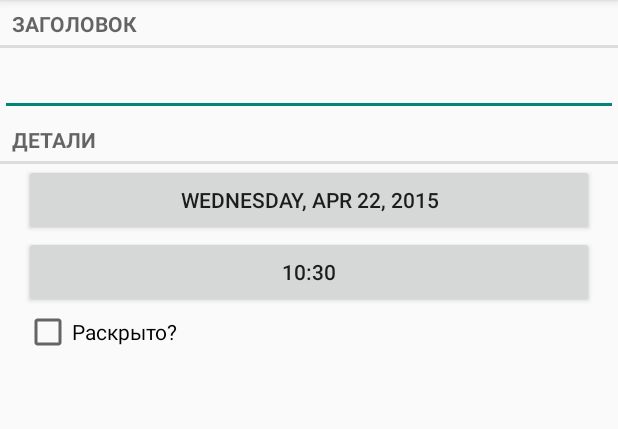
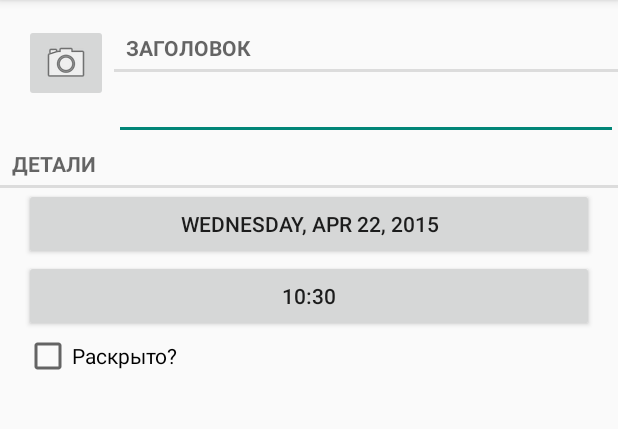
Before and after one commit to GusevaEvgenia/book_lessons, an Android app: the CrimeFragment screen opened directly, with no data from a screen before it, on a phone screen of 412 x 824 dp, the part 84-513 px from its top. Run offline under Robolectric (Android 15) with nearby library versions, the phone set to English and light mode, and no system bars.

Commit message:
open camera for take photo

```diff
--- a/Crime/app/src/main/java/com/android_lessons/belkin/crime/CrimeFragment.java
+++ b/Crime/app/src/main/java/com/android_lessons/belkin/crime/CrimeFragment.java
@@ -3,6 +3,7 @@
 
 import android.app.Activity;
 import android.content.Intent;
+import android.content.pm.PackageManager;
 import android.os.Bundle;
 import android.support.v4.app.Fragment;
 import android.support.v4.app.FragmentManager;
@@ -16,6 +17,7 @@
 import android.widget.CheckBox;
 import android.widget.CompoundButton;
 import android.widget.EditText;
+import android.widget.ImageButton;
 import android.widget.TimePicker;
 
 import java.util.Date;
@@ -37,6 +39,7 @@
     private Button mDateButton;
     private Button mTimeButton;
     private CheckBox mSolvedCheckBox;
+    private ImageButton mPhotoButton;
 
     public static CrimeFragment newInstance(UUID crimeId){
         Bundle args = new Bundle();
@@ -140,6 +143,22 @@
             }
         });
 
+        mPhotoButton = (ImageButton)v.findViewById(R.id.crime_imageButton);
+        mPhotoButton.setOnClickListener(new View.OnClickListener() {
+            @Override
+            public void onClick(View v) {
+                Intent i = new Intent(getActivity(), CrimeCameraActivity.class);
+                startActivity(i);
+            }
+        });
+
+        // Если камера недоступна, заблокировать функциональность
+        // работы с камерой
+        PackageManager pm = getActivity().getPackageManager();
+        if (!pm.hasSystemFeature(PackageManager.FEATURE_CAMERA) && !pm.hasSystemFeature(PackageManager.FEATURE_CAMERA_FRONT)) {
+            mPhotoButton.setEnabled(false);
+        }
+
         return v;
     }
 
--- a/Crime/app/src/main/res/layout-land/fragment_crime.xml
+++ b/Crime/app/src/main/res/layout-land/fragment_crime.xml
@@ -5,17 +5,47 @@
     android:layout_width="match_parent"
     android:layout_height="match_parent">
 
-    <TextView
+    <LinearLayout
+        android:layout_width="fill_parent"
+        android:layout_height="wrap_content"
+        android:orientation="horizontal"
+        android:layout_marginLeft="16dp"
+        android:layout_marginTop="16dp">
+
+        <LinearLayout
+            android:layout_width="wrap_content"
+            android:layout_height="wrap_content"
+            android:orientation="vertical"
+            android:layout_marginRight="4dp">
+
+            <ImageButton
+                android:id="@+id/crime_imageButton"
                 android:layout_width="match_parent"
                 android:layout_height="wrap_content"
-        android:text="@string/crime_title_label"
-        style="?android:listSeparatorTextViewStyle"/>
+                android:src="@android:drawable/ic_menu_camera"/>
+
+        </LinearLayout>
+
+        <LinearLayout
+            android:layout_width="wrap_content"
+            android:layout_height="wrap_content"
+            android:orientation="vertical"
+            android:layout_weight="1">
+
+            <TextView
+                style="?android:listSeparatorTextViewStyle"
+                android:layout_width="match_parent"
+                android:layout_height="wrap_content"
+                android:text="@string/crime_title_label"/>
 
             <EditText
                 android:id="@+id/crime_title"
                 android:layout_width="match_parent"
                 android:layout_height="wrap_content"
                 android:text="@string/crime_title_hint"/>
+
+        </LinearLayout>
+    </LinearLayout>
 
     <TextView
         android:layout_width="match_parent"
@@ -36,6 +66,12 @@
             android:layout_height="wrap_content"
             android:layout_weight="1"/>
 
+        <Button
+            android:id="@+id/crime_time"
+            android:layout_width="wrap_content"
+            android:layout_height="wrap_content"
+            android:layout_weight="1"/>
+
         <CheckBox
             android:id="@+id/crime_solved"
             android:layout_width="wrap_content"
--- a/Crime/app/src/main/res/layout/fragment_crime.xml
+++ b/Crime/app/src/main/res/layout/fragment_crime.xml
@@ -4,6 +4,33 @@
     android:layout_width="match_parent"
     android:layout_height="match_parent"
     android:orientation="vertical">
+
+    <LinearLayout
+        android:layout_width="fill_parent"
+        android:layout_height="wrap_content"
+        android:orientation="horizontal"
+        android:layout_marginLeft="16dp"
+        android:layout_marginTop="16dp">
+
+        <LinearLayout
+            android:layout_width="wrap_content"
+            android:layout_height="wrap_content"
+            android:orientation="vertical"
+            android:layout_marginRight="4dp">
+
+            <ImageButton
+                android:id="@+id/crime_imageButton"
+                android:layout_width="match_parent"
+                android:layout_height="wrap_content"
+                android:src="@android:drawable/ic_menu_camera"/>
+
+        </LinearLayout>
+
+        <LinearLayout
+            android:layout_width="wrap_content"
+            android:layout_height="wrap_content"
+            android:orientation="vertical"
+            android:layout_weight="1">
 
             <TextView
                 style="?android:listSeparatorTextViewStyle"
@@ -16,6 +43,9 @@
                 android:layout_width="match_parent"
                 android:layout_height="wrap_content"
                 android:text="@string/crime_title_hint"/>
+
+        </LinearLayout>
+    </LinearLayout>
 
     <TextView
         style="?android:listSeparatorTextViewStyle"
--- a/Crime/app/src/main/res/values/strings.xml
+++ b/Crime/app/src/main/res/values/strings.xml
@@ -18,4 +18,6 @@
 
     <string name="hello_world">Hello world!</string>
     <string name="action_settings">Settings</string>
+
+    <string name="take">снимок</string>
 </resources>
```
Also changed, not shown: Crime/app/src/main/AndroidManifest.xml (+6 -3 lines), Crime/app/src/main/java/com/android_lessons/belkin/crime/CrimeCameraActivity.java (added, +26 -0 lines), Crime/app/src/main/java/com/android_lessons/belkin/crime/CrimeCameraFragment.java (added, +127 -0 lines), Crime/app/src/main/res/layout/fragment_crime_camera.xml (added, +23 -0 lines). Lines whose indentation alone changed are shown as unchanged.
